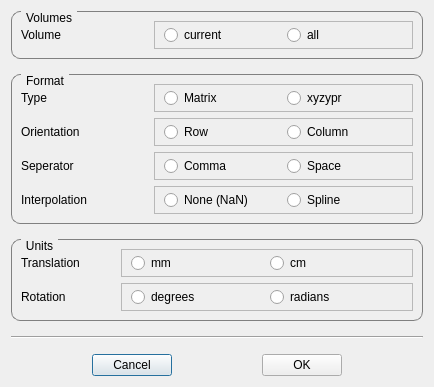
Old version of the form autoscoper/src/ui/ui-files/ImportExportTrackingOptionsDialog.ui in the repository BrownBiomechanics/Autoscoper.
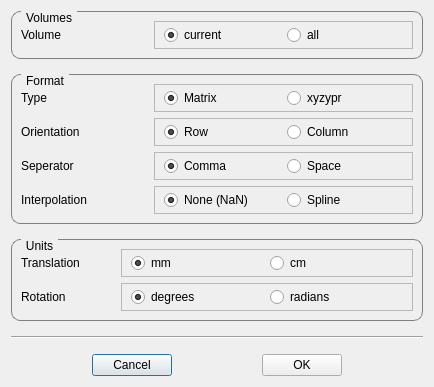
New version of the form.

Commit message: Change LibTiff autodownload to https format, instead of ftp format. Added current frame tracking option in the mainwindow. Change Retracking shortcut to P. Added option of changing the optimization parameters in the Tracking Dialog. Creating another cost function (not complete yet, eventually it will be used for implant tracking). Storing the last opened directory.

Diff of the .ui file:
```diff
--- a/autoscoper/src/ui/ui-files/ImportExportTrackingOptionsDialog.ui
+++ b/autoscoper/src/ui/ui-files/ImportExportTrackingOptionsDialog.ui
@@ -62,6 +62,9 @@
            <property name="text">
             <string>mm</string>
            </property>
+           <property name="checked">
+            <bool>true</bool>
+           </property>
           </widget>
          </item>
          <item row="0" column="1">
@@ -111,6 +114,9 @@
            <property name="text">
             <string>degrees</string>
            </property>
+           <property name="checked">
+            <bool>true</bool>
+           </property>
           </widget>
          </item>
          <item row="0" column="1">
@@ -175,6 +181,9 @@
            <property name="text">
             <string>Matrix</string>
            </property>
+           <property name="checked">
+            <bool>true</bool>
+           </property>
           </widget>
          </item>
          <item row="0" column="1">
@@ -245,6 +254,9 @@
            <property name="text">
             <string>Comma</string>
            </property>
+           <property name="checked">
+            <bool>true</bool>
+           </property>
           </widget>
          </item>
         </layout>
@@ -273,6 +285,9 @@
            <property name="text">
             <string>None (NaN)</string>
            </property>
+           <property name="checked">
+            <bool>true</bool>
+           </property>
           </widget>
          </item>
          <item row="0" column="1">
@@ -308,6 +323,9 @@
            <property name="text">
             <string>Row</string>
            </property>
+           <property name="checked">
+            <bool>true</bool>
+           </property>
           </widget>
          </item>
          <item row="0" column="1">
@@ -437,6 +455,9 @@
            <property name="text">
             <string>current</string>
            </property>
+           <property name="checked">
+            <bool>true</bool>
+           </property>
           </widget>
          </item>
          <item row="0" column="1">
```
The commit also changes 11 other files.
